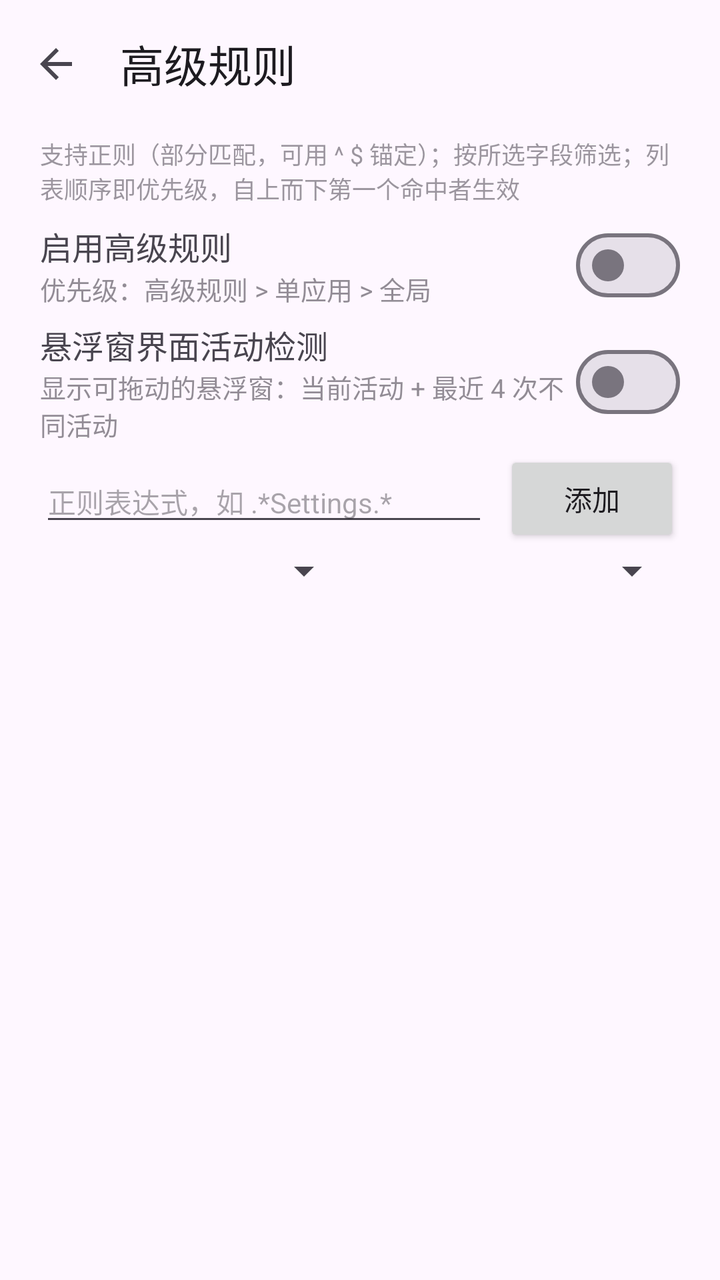
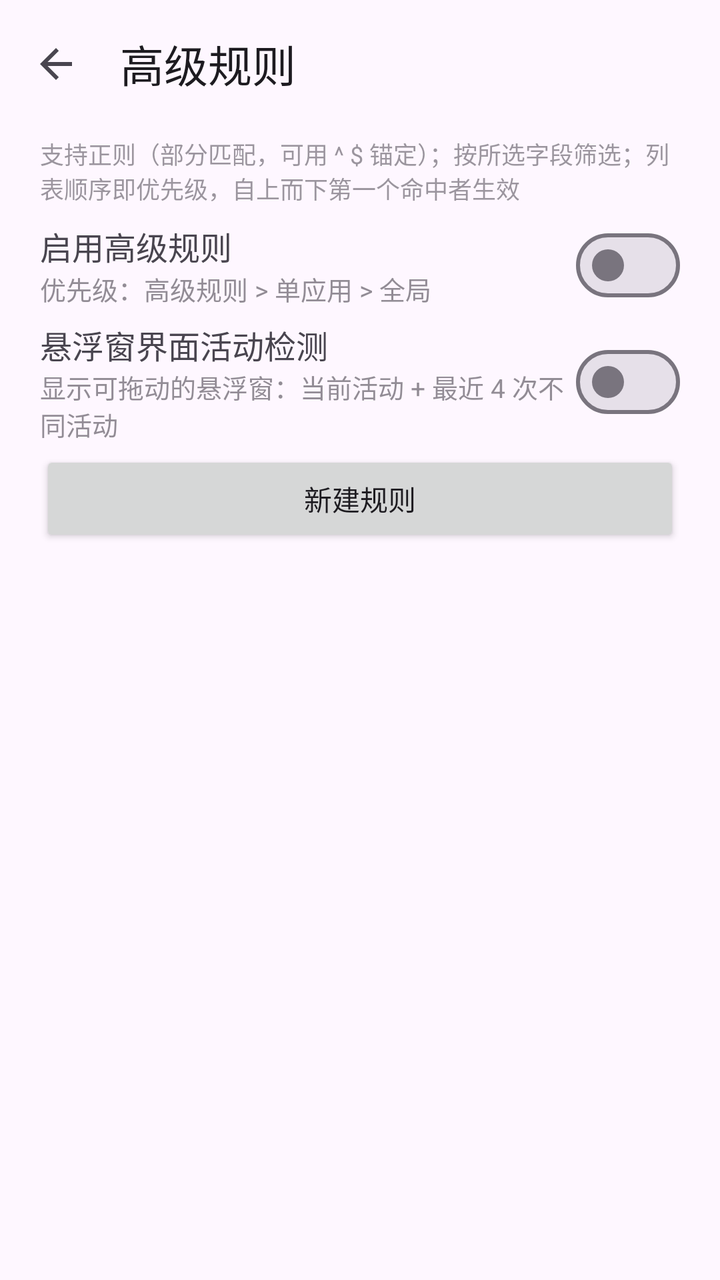

Two renders of the same Android screen: before a commit and after it. Below are the layout's source before the change and the commit's diff.
<!-- AndroidManifest.xml: application theme Theme.OrientationManager -->
<!-- res/layout/activity_advanced.xml -->
<?xml version="1.0" encoding="utf-8"?>
<LinearLayout xmlns:android="http://schemas.android.com/apk/res/android"
    xmlns:app="http://schemas.android.com/apk/res-auto"
    android:layout_width="match_parent"
    android:layout_height="match_parent"
    android:orientation="vertical">

    <com.google.android.material.appbar.MaterialToolbar
        android:id="@+id/toolbar"
        android:layout_width="match_parent"
        android:layout_height="?attr/actionBarSize"
        app:navigationIcon="?attr/homeAsUpIndicator"
        app:title="@string/advanced_title" />

    <TextView
        android:layout_width="match_parent"
        android:layout_height="wrap_content"
        android:alpha="0.55"
        android:paddingStart="20dp"
        android:paddingTop="4dp"
        android:paddingEnd="20dp"
        android:text="@string/advanced_help"
        android:textSize="12sp" />

    <LinearLayout
        android:layout_width="match_parent"
        android:layout_height="wrap_content"
        android:gravity="center_vertical"
        android:orientation="horizontal"
        android:paddingStart="20dp"
        android:paddingTop="6dp"
        android:paddingEnd="20dp">

        <LinearLayout
            android:layout_width="0dp"
            android:layout_height="wrap_content"
            android:layout_weight="1"
            android:orientation="vertical">

            <TextView
                android:layout_width="wrap_content"
                android:layout_height="wrap_content"
                android:text="@string/advanced_enable"
                android:textSize="16sp" />

            <TextView
                android:layout_width="wrap_content"
                android:layout_height="wrap_content"
                android:alpha="0.6"
                android:text="@string/advanced_enable_desc"
                android:textSize="13sp" />
        </LinearLayout>

        <com.google.android.material.materialswitch.MaterialSwitch
            android:id="@+id/advanced_enable"
            android:layout_width="wrap_content"
            android:layout_height="wrap_content" />
    </LinearLayout>

    <LinearLayout
        android:layout_width="match_parent"
        android:layout_height="wrap_content"
        android:gravity="center_vertical"
        android:orientation="horizontal"
        android:paddingStart="20dp"
        android:paddingTop="4dp"
        android:paddingEnd="20dp">

        <LinearLayout
            android:layout_width="0dp"
            android:layout_height="wrap_content"
            android:layout_weight="1"
            android:orientation="vertical">

            <TextView
                android:layout_width="wrap_content"
                android:layout_height="wrap_content"
                android:text="@string/pages_inspector"
                android:textSize="16sp" />

            <TextView
                android:layout_width="wrap_content"
                android:layout_height="wrap_content"
                android:alpha="0.6"
                android:text="@string/pages_inspector_desc"
                android:textSize="13sp" />
        </LinearLayout>

        <com.google.android.material.materialswitch.MaterialSwitch
            android:id="@+id/pages_inspector"
            android:layout_width="wrap_content"
            android:layout_height="wrap_content" />
    </LinearLayout>

    <LinearLayout
        android:layout_width="match_parent"
        android:layout_height="wrap_content"
        android:gravity="center_vertical"
        android:orientation="horizontal"
        android:paddingStart="20dp"
        android:paddingTop="4dp"
        android:paddingEnd="20dp">

        <EditText
            android:id="@+id/advanced_input"
            android:layout_width="0dp"
            android:layout_height="wrap_content"
            android:layout_weight="1"
            android:hint="@string/advanced_hint"
            android:importantForAutofill="no"
            android:inputType="text"
            android:maxLines="1"
            android:textSize="14sp" />

        <Button
            android:id="@+id/advanced_add"
            android:layout_width="wrap_content"
            android:layout_height="wrap_content"
            android:layout_marginStart="8dp"
            android:text="@string/pages_add" />
    </LinearLayout>

    <LinearLayout
        android:layout_width="match_parent"
        android:layout_height="wrap_content"
        android:gravity="center_vertical"
        android:orientation="horizontal"
        android:paddingStart="20dp"
        android:paddingEnd="20dp">

        <Spinner
            android:id="@+id/advanced_field"
            android:layout_width="0dp"
            android:layout_height="wrap_content"
            android:layout_weight="1" />

        <Spinner
            android:id="@+id/advanced_mode"
            android:layout_width="0dp"
            android:layout_height="wrap_content"
            android:layout_marginStart="8dp"
            android:layout_weight="1" />
    </LinearLayout>

    <FrameLayout
        android:layout_width="match_parent"
        android:layout_height="0dp"
        android:layout_weight="1">

        <ListView
            android:id="@+id/advanced_list"
            android:layout_width="match_parent"
            android:layout_height="match_parent"
            android:divider="@null"
            android:dividerHeight="0dp" />

        <TextView
            android:id="@+id/advanced_empty"
            android:layout_width="wrap_content"
            android:layout_height="wrap_content"
            android:layout_gravity="center"
            android:alpha="0.6"
            android:text="@string/advanced_empty"
            android:textSize="14sp"
            android:visibility="gone" />
    </FrameLayout>
</LinearLayout>
<!-- resources referenced by this layout -->
<resources>
  <string name="advanced_empty">暂无高级规则</string>
  <string name="advanced_enable">启用高级规则</string>
  <string name="advanced_enable_desc">优先级：高级规则 &gt; 单应用 &gt; 全局</string>
  <string name="advanced_help">支持正则（部分匹配，可用 ^ $ 锚定）；按所选字段筛选；列表顺序即优先级，自上而下第一个命中者生效</string>
  <string name="advanced_hint">正则表达式，如 .*Settings.*</string>
  <string name="advanced_title">高级规则</string>
  <string name="pages_add">添加</string>
  <string name="pages_inspector">悬浮窗界面活动检测</string>
  <string name="pages_inspector_desc">显示可拖动的悬浮窗：当前活动 + 最近 4 次不同活动</string>
  <style name="Theme.OrientationManager" parent="Theme.Material3.DayNight.NoActionBar">
          <item name="android:windowLayoutInDisplayCutoutMode">shortEdges</item>
      </style>
</resources>

<!-- the commit's change to res/layout/activity_advanced.xml (unified diff, before → after) -->
@@ -92,60 +92,29 @@
             android:layout_height="wrap_content" />
     </LinearLayout>
 
-    <LinearLayout
+
+
+    <Button
+        android:id="@+id/advanced_add"
         android:layout_width="match_parent"
         android:layout_height="wrap_content"
-        android:gravity="center_vertical"
-        android:orientation="horizontal"
-        android:paddingStart="20dp"
-        android:paddingTop="4dp"
-        android:paddingEnd="20dp">
-
-        <EditText
-            android:id="@+id/advanced_input"
-            android:layout_width="0dp"
-            android:layout_height="wrap_content"
-            android:layout_weight="1"
-            android:hint="@string/advanced_hint"
-            android:importantForAutofill="no"
-            android:inputType="text"
-            android:maxLines="1"
-            android:textSize="14sp" />
-
-        <Button
-            android:id="@+id/advanced_add"
-            android:layout_width="wrap_content"
-            android:layout_height="wrap_content"
-            android:layout_marginStart="8dp"
-            android:text="@string/pages_add" />
-    </LinearLayout>
-
-    <LinearLayout
-        android:layout_width="match_parent"
-        android:layout_height="wrap_content"
-        android:gravity="center_vertical"
-        android:orientation="horizontal"
-        android:paddingStart="20dp"
-        android:paddingEnd="20dp">
-
-        <Spinner
-            android:id="@+id/advanced_field"
-            android:layout_width="0dp"
-            android:layout_height="wrap_content"
-            android:layout_weight="1" />
-
-        <Spinner
-            android:id="@+id/advanced_mode"
-            android:layout_width="0dp"
-            android:layout_height="wrap_content"
-            android:layout_marginStart="8dp"
-            android:layout_weight="1" />
-    </LinearLayout>
+        android:layout_marginStart="20dp"
+        android:layout_marginTop="4dp"
+        android:layout_marginEnd="20dp"
+        android:text="@string/advanced_new_rule" />
 
     <FrameLayout
         android:layout_width="match_parent"
         android:layout_height="0dp"
         android:layout_weight="1">
+
+        <com.google.android.material.progressindicator.CircularProgressIndicator
+            android:id="@+id/advanced_loading"
+            android:layout_width="wrap_content"
+            android:layout_height="wrap_content"
+            android:layout_gravity="center"
+            android:indeterminate="true"
+            android:visibility="gone" />
 
         <ListView
             android:id="@+id/advanced_list"
<!-- resource entries referenced after the edit -->
@@ -4,9 +4,8 @@
   <string name="advanced_enable">启用高级规则</string>
   <string name="advanced_enable_desc">优先级：高级规则 &gt; 单应用 &gt; 全局</string>
   <string name="advanced_help">支持正则（部分匹配，可用 ^ $ 锚定）；按所选字段筛选；列表顺序即优先级，自上而下第一个命中者生效</string>
-  <string name="advanced_hint">正则表达式，如 .*Settings.*</string>
+  <string name="advanced_new_rule">新建规则</string>
   <string name="advanced_title">高级规则</string>
-  <string name="pages_add">添加</string>
   <string name="pages_inspector">悬浮窗界面活动检测</string>
   <string name="pages_inspector_desc">显示可拖动的悬浮窗：当前活动 + 最近 4 次不同活动</string>
   <style name="Theme.OrientationManager" parent="Theme.Material3.DayNight.NoActionBar">
